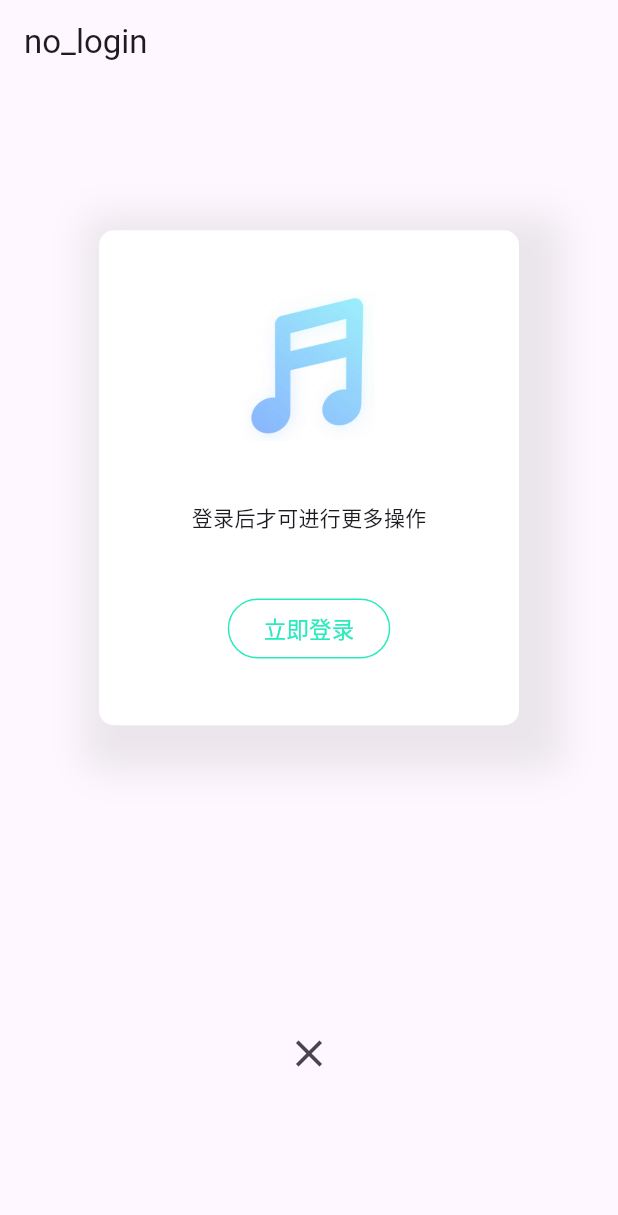
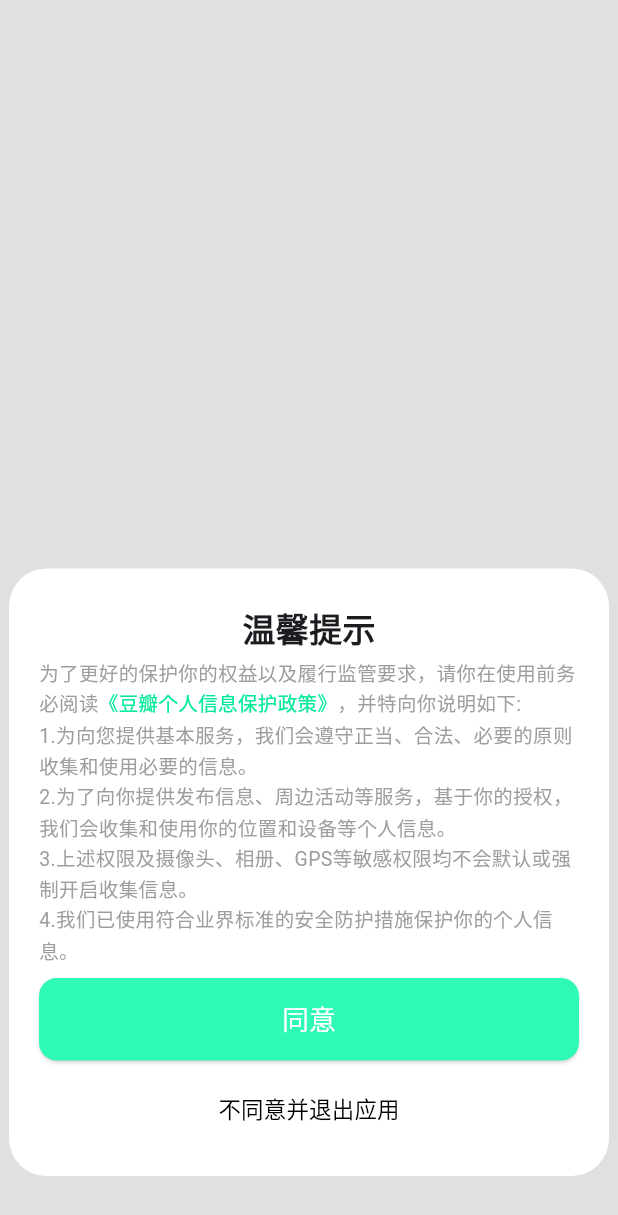
Before and after one commit to bodii/flutter_douban_fm_clone, a Flutter app: the screen it shows after launch, after a tap on "跳过1", after a tap on "立即登录", on a phone screen of 412 x 824 dp. Shown: the top 1215 px of the screen. Run offline on Flutter 3.47's test engine with Material 2 defaults, Android fonts, the phone set to English and light mode, and no system bars; our stand-ins replace flutter_svg, go_router.

Commit message:
add: login prompt page

```diff
--- a/lib/configs/custom_color.dart
+++ b/lib/configs/custom_color.dart
@@ -1,7 +1,7 @@
 import 'package:flutter/material.dart';
 
 class CustomColors {
-  static const Color paimary = Color(0xFF27EBBB);
+  static const Color paimary = Color(0xFF01EA97);
   static const Color secondary = Color(0xFF2EFAB4);
   static const Color tertiary = Color(0xFFA7A7A7);
   static const Color neutral = Color(0xFFFF2753);
--- a/lib/pages/home/views/no_login_page.dart
+++ b/lib/pages/home/views/no_login_page.dart
@@ -1,5 +1,6 @@
 import 'package:flutter/material.dart';
 import 'package:flutter_douban_fm_clone/configs/custom_color.dart';
+import 'package:go_router/go_router.dart';
 
 class NoLoginPage extends StatelessWidget {
   const NoLoginPage({Key? key}) : super(key: key);
@@ -23,7 +24,7 @@ class NoLoginPage extends StatelessWidget {
                     spreadRadius: 20,
                   ),
                 ],
-                borderRadius: const BorderRadius.all(Radius.circular(10)),
+                borderRadius: BorderRadius.circular(10),
               ),
               width: 280,
               height: 330,
@@ -42,7 +43,7 @@ class NoLoginPage extends StatelessWidget {
                       foregroundColor: CustomColors.secondary,
                     ),
                     onPressed: () {
-                      debugPrint('go login');
+                      context.go('/user/login/prompt');
                     },
                     child: const Text(
                       '立即登录',
--- /dev/null
+++ b/lib/pages/user/views/login_prompt_page.dart
@@ -0,0 +1,107 @@
+import 'package:flutter/gestures.dart';
+import 'package:flutter/material.dart';
+import 'package:flutter_douban_fm_clone/configs/custom_color.dart';
+
+class LoginPromptPage extends StatelessWidget {
+  const LoginPromptPage({Key? key}) : super(key: key);
+
+  @override
+  Widget build(BuildContext context) {
+    return Scaffold(
+      appBar: AppBar(
+        backgroundColor: Colors.grey.shade300,
+      ),
+      backgroundColor: Colors.grey.shade300,
+      body: Container(
+        width: double.infinity,
+        height: double.infinity,
+        margin: const EdgeInsets.only(bottom: 40),
+        child: Align(
+          alignment: Alignment.bottomCenter,
+          child: Container(
+            width: 400,
+            height: 405,
+            decoration: BoxDecoration(
+              color: Colors.white,
+              borderRadius: BorderRadius.circular(25),
+            ),
+            padding: const EdgeInsets.symmetric(vertical: 20, horizontal: 20),
+            child: Column(
+              children: [
+                const Text(
+                  '温馨提示',
+                  style: TextStyle(
+                      fontSize: 22, fontWeight: FontWeight.w600, height: 1.8),
+                ),
+                Text.rich(
+                  style: const TextStyle(
+                      color: Colors.grey, fontSize: 13, height: 1.5),
+                  TextSpan(
+                    text: '为了更好的保护你的权益以及履行监管要求，请你在使用前务'
+                        '必阅读',
+                    children: [
+                      TextSpan(
+                        text: '《豆瓣个人信息保护政策》',
+                        style: const TextStyle(color: CustomColors.paimary),
+                        recognizer: TapGestureRecognizer()
+                          ..onTap = () {
+                            debugPrint('《豆瓣个人信息保护政策》');
+                          },
+                      ),
+                      const TextSpan(
+                        text: '，并特向你说明如下:\n'
+                            '1.为向您提供基本服务，我们会遵守正当、合法、必要的原则收集'
+                            '和使用必要的信息。\n'
+                            '2.为了向你提供发布信息、周边活动等服务，基于你的授权，我们'
+                            '会收集和使用你的位置和设备等个人信息。\n'
+                            '3.上述权限及摄像头、相册、GPS等敏感权限均不会默认或强制开启'
+                            '收集信息。\n'
+                            '4.我们已使用符合业界标准的安全防护措施保护你的个人信息。',
+                      ),
+                    ],
+                  ),
+                ),
+                Padding(
+                  padding: const EdgeInsets.symmetric(vertical: 8.0),
+                  child: SizedBox(
+                    width: double.infinity,
+                    height: 55,
+                    child: ElevatedButton(
+                      style: ElevatedButton.styleFrom(
+                        foregroundColor: Colors.white,
+                        backgroundColor: CustomColors.secondary,
+                        shape: RoundedRectangleBorder(
+                          borderRadius: BorderRadius.circular(12),
+                        ),
+                        shadowColor: Colors.white,
+                      ),
+                      onPressed: () {
+                        debugPrint('同意');
+                      },
+                      child: const Text(
+                        '同意',
+                        style: TextStyle(fontSize: 18),
+                      ),
+                    ),
+                  ),
+                ),
+                TextButton(
+                  onPressed: () {
+                    debugPrint('不同意');
+                  },
+                  child: const Text(
+                    '不同意并退出应用',
+                    style: TextStyle(
+                      color: Colors.black,
+                      fontSize: 15,
+                    ),
+                  ),
+                )
+              ],
+            ),
+          ),
+        ),
+      ),
+    );
+  }
+}
--- a/lib/route/index.dart
+++ b/lib/route/index.dart
@@ -1,4 +1,5 @@
 import 'package:flutter_douban_fm_clone/pages/home/views/no_login_page.dart';
+import 'package:flutter_douban_fm_clone/pages/user/views/login_prompt_page.dart';
 import 'package:flutter_douban_fm_clone/pages/welcome/views/index.dart';
 import 'package:go_router/go_router.dart';
 
@@ -14,6 +15,10 @@ class AppRoute {
         path: '/home/no_login',
         builder: (context, state) => const NoLoginPage(),
       ),
+      GoRoute(
+        path: '/user/login/prompt',
+        builder: (context, state) => const LoginPromptPage(),
+      ),
     ],
     // errorBuilder: (context, state) => ,
     debugLogDiagnostics: true,
```
